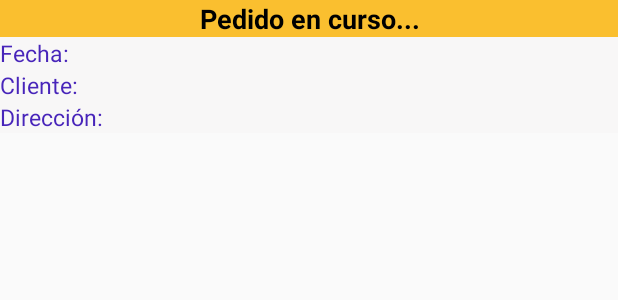
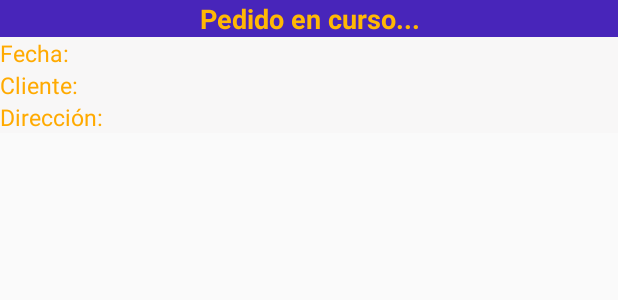
Before and after one commit to RYuste/BaKKe, an Android app: the layout row_encurso.xml on its own in the app's theme, with its tools: preview values and no code run, on a phone screen of 412 x 824 dp. Shown: the top 300 px of the screen. Run offline under Robolectric (Android 15) with nearby library versions, the phone set to English and light mode, and no system bars.

Commit message:
Cambio en la vista de las Rows

```diff
--- a/app/src/main/java/com/appquiz/bakke/Activities/DetallesPedidoActivity.java
+++ b/app/src/main/java/com/appquiz/bakke/Activities/DetallesPedidoActivity.java
@@ -128,6 +128,7 @@ public class DetallesPedidoActivity extends AppCompatActivity implements OnMapRe
                 finalizarPedido.setVisibility(View.VISIBLE);
                 finalizarPedido.setBackgroundTintList(getResources().getColorStateList(R.color.colorDisabled));
                 finalizarPedido.setTextColor(R.color.colorDisabledPressed);
+                finalizarPedido.setText("PEDIDO FINALIZADO");
 
                 rechazarPedido.setEnabled(false);
                 rechazarPedido.setBackgroundTintList(getResources().getColorStateList(R.color.colorDisabled));
--- a/app/src/main/res/layout/row_encurso.xml
+++ b/app/src/main/res/layout/row_encurso.xml
@@ -9,10 +9,10 @@
         android:id="@+id/TextView_enunciado"
         android:layout_width="match_parent"
         android:layout_height="wrap_content"
-        android:background="#FABF2F"
+        android:background="@color/colorPrimary"
         android:gravity="center"
         android:text="Pedido en curso..."
-        android:textColor="#000000"
+        android:textColor="@color/colorSecond"
         android:textSize="18sp"
         android:textStyle="bold" />
 
@@ -28,7 +28,7 @@
             android:layout_height="wrap_content"
             android:layout_weight="0"
             android:text="Fecha: "
-            android:textColor="#4825ba"
+            android:textColor="@color/colorSecondPressed"
             android:textSize="15sp" />
 
         <TextView
@@ -51,7 +51,7 @@
             android:layout_height="wrap_content"
             android:layout_weight="0"
             android:text="Cliente: "
-            android:textColor="#4825ba"
+            android:textColor="@color/colorSecondPressed"
             android:textSize="15sp" />
 
         <TextView
@@ -74,7 +74,7 @@
             android:layout_height="wrap_content"
             android:layout_weight="0"
             android:text="Dirección: "
-            android:textColor="#4825ba"
+            android:textColor="@color/colorSecondPressed"
             android:textSize="15sp" />
 
         <TextView
```
Also changed, not shown: app/src/main/res/layout/row_finalizado.xml (+5 -5 lines).
